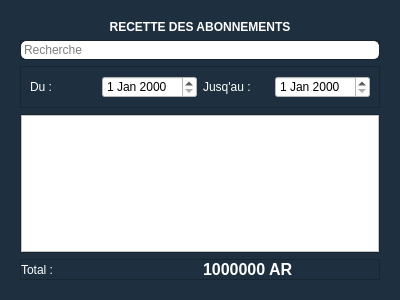
The window that etatfinance.ui (Totelof10/biblio) describes before a commit, drawn with Qt 5.
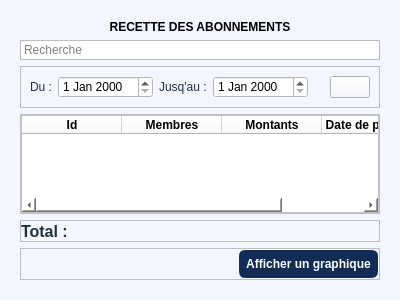
The same window after the commit. Icons and pictures are not drawn.

What changed in the file:
```diff
--- a/etatfinance.ui
+++ b/etatfinance.ui
@@ -14,7 +14,7 @@
    <string>Form</string>
   </property>
   <property name="styleSheet">
-   <string notr="true">background-color: rgb(30, 48, 63);</string>
+   <string notr="true">background-color: rgb(244, 246, 255);</string>
   </property>
   <layout class="QVBoxLayout" name="verticalLayout">
    <item>
@@ -32,7 +32,7 @@
           </font>
          </property>
          <property name="styleSheet">
-          <string notr="true">color: rgb(255, 255, 255);</string>
+          <string notr="true">color: rgb(0, 0, 0);</string>
          </property>
          <property name="text">
           <string>RECETTE DES ABONNEMENTS</string>
@@ -67,10 +67,10 @@
            <widget class="QLineEdit" name="lineEdit">
             <property name="styleSheet">
              <string notr="true">QLineEdit{
+	border: 1px solid white;
+	border-radius: 5px;
 	
 	background-color: rgb(255, 255, 255);
-	border: 1px solid white;
-	border-radius: 5px;
 }
 
 QLineEdit:focus{
@@ -97,7 +97,7 @@
           <item>
            <widget class="QLabel" name="label">
             <property name="styleSheet">
-             <string notr="true">color: rgb(255, 255, 255);</string>
+             <string notr="true">color: rgb(31, 49, 64);</string>
             </property>
             <property name="text">
              <string>Du :</string>
@@ -114,7 +114,7 @@
           <item>
            <widget class="QLabel" name="label_2">
             <property name="styleSheet">
-             <string notr="true">color: rgb(255, 255, 255);</string>
+             <string notr="true">color: rgb(30, 48, 63);</string>
             </property>
             <property name="text">
              <string>Jusq'au :</string>
@@ -128,6 +128,29 @@
             </property>
            </widget>
           </item>
+          <item>
+           <spacer name="horizontalSpacer_3">
+            <property name="orientation">
+             <enum>Qt::Orientation::Horizontal</enum>
+            </property>
+            <property name="sizeHint" stdset="0">
+             <size>
+              <width>40</width>
+              <height>20</height>
+             </size>
+            </property>
+           </spacer>
+          </item>
+          <item>
+           <widget class="QPushButton" name="btnClearForm">
+            <property name="text">
+             <string/>
+            </property>
+            <property name="icon">
+             <iconset theme="QIcon::ThemeIcon::SystemReboot"/>
+            </property>
+           </widget>
+          </item>
          </layout>
         </widget>
        </item>
@@ -157,6 +180,49 @@
             <property name="styleSheet">
              <string notr="true">background-color: rgb(255, 255, 255);</string>
             </property>
+            <attribute name="horizontalHeaderStretchLastSection">
+             <bool>true</bool>
+            </attribute>
+            <column>
+             <property name="text">
+              <string>Id</string>
+             </property>
+             <property name="font">
+              <font>
+               <bold>true</bold>
+              </font>
+             </property>
+            </column>
+            <column>
+             <property name="text">
+              <string>Membres</string>
+             </property>
+             <property name="font">
+              <font>
+               <bold>true</bold>
+              </font>
+             </property>
+            </column>
+            <column>
+             <property name="text">
+              <string>Montants</string>
+             </property>
+             <property name="font">
+              <font>
+               <bold>true</bold>
+              </font>
+             </property>
+            </column>
+            <column>
+             <property name="text">
+              <string>Date de paiment</string>
+             </property>
+             <property name="font">
+              <font>
+               <bold>true</bold>
+              </font>
+             </property>
+            </column>
            </widget>
           </item>
          </layout>
@@ -185,8 +251,14 @@
           </property>
           <item>
            <widget class="QLabel" name="label_4">
+            <property name="font">
+             <font>
+              <pointsize>12</pointsize>
+              <bold>true</bold>
+             </font>
+            </property>
             <property name="styleSheet">
-             <string notr="true">color: rgb(255, 255, 255);</string>
+             <string notr="true">color: rgb(31, 50, 64);</string>
             </property>
             <property name="text">
              <string>Total :</string>
@@ -202,16 +274,90 @@
              </font>
             </property>
             <property name="styleSheet">
-             <string notr="true">color: rgb(255, 255, 255);</string>
+             <string notr="true">color: rgb(31, 49, 63);</string>
             </property>
             <property name="text">
-             <string>1000000 AR</string>
+             <string/>
             </property>
            </widget>
           </item>
+          <item>
+           <spacer name="horizontalSpacer_2">
+            <property name="orientation">
+             <enum>Qt::Orientation::Horizontal</enum>
+            </property>
+            <property name="sizeHint" stdset="0">
+             <size>
+              <width>40</width>
+              <height>20</height>
+             </size>
+            </property>
+           </spacer>
+          </item>
          </layout>
         </widget>
        </item>
+       <item>
+        <widget class="QFrame" name="frame_5">
+         <property name="frameShape">
+          <enum>QFrame::Shape::StyledPanel</enum>
+         </property>
+         <property name="frameShadow">
+          <enum>QFrame::Shadow::Raised</enum>
+         </property>
+         <layout class="QHBoxLayout" name="horizontalLayout_4">
+          <property name="leftMargin">
+           <number>0</number>
+          </property>
+          <property name="topMargin">
+           <number>0</number>
+          </property>
+          <property name="rightMargin">
+           <number>0</number>
+          </property>
+          <property name="bottomMargin">
+           <number>0</number>
+          </property>
+          <item>
+           <spacer name="horizontalSpacer">
+            <property name="orientation">
+             <enum>Qt::Orientation::Horizontal</enum>
+            </property>
+            <property name="sizeHint" stdset="0">
+             <size>
+              <width>40</width>
+              <height>20</height>
+             </size>
+            </property>
+           </spacer>
+          </item>
+          <item>
+           <widget class="QPushButton" name="btnGraph">
+            <property name="font">
+             <font>
+              <bold>true</bold>
+             </font>
+            </property>
+            <property name="styleSheet">
+             <string notr="true">QPushButton{
+	border: 1px solid white;
+	border-radius: 7px;
+	background-color: #102C57;
+	color:white;
+	padding: 7px;
+}
+QPushButton:hover{
+	background-color: #1679AB;
+}</string>
+            </property>
+            <property name="text">
+             <string>Afficher un graphique</string>
+            </property>
+           </widget>
+          </item>
+         </layout>
+        </widget>
+       </item>
       </layout>
      </widget>
      <widget class="QWidget" name="page_2"/>
```
Left out of the diff: 48 changed lines with no effect on the pictures.
